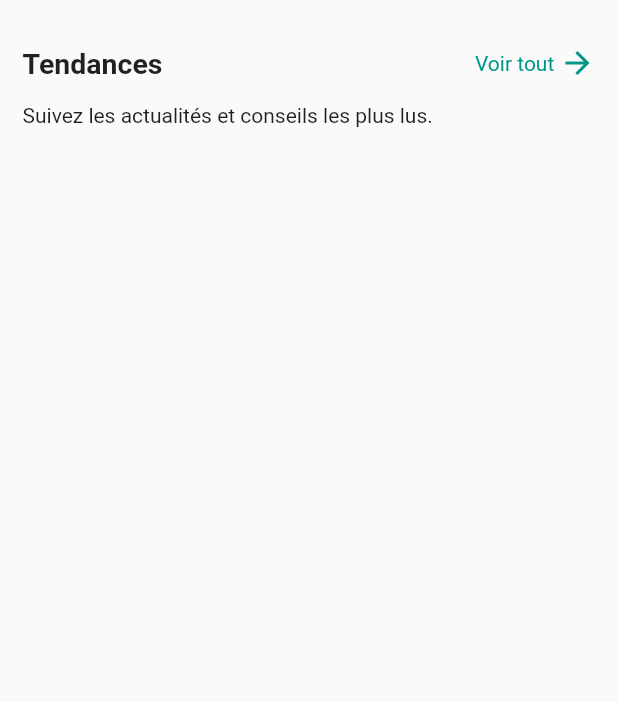
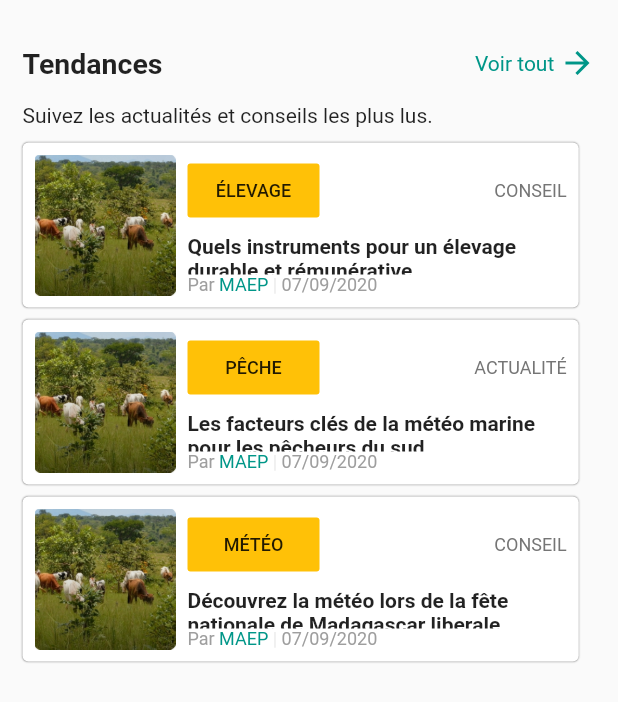
Before and after one commit to RahToky/flutter-giz, a Flutter app: the TrendSection widget shown alone on an empty page, opened directly, on a phone screen of 412 x 824 dp. Shown: the top 702 px of the screen. Run offline on Flutter 3.47's test engine with Material 2 defaults, Android fonts, the phone set to English and light mode, and no system bars; missing offline and left inert: dart:html.

Commit message:
add trend list

```diff
--- a/lib/page/previsions/previsions_page.dart
+++ b/lib/page/previsions/previsions_page.dart
@@ -1,5 +1,8 @@
+import 'dart:html';
+
 import 'package:flutter/material.dart';
 import 'package:flutter/widgets.dart';
+import 'package:giz/const/strings.dart';
 import 'package:giz/page/previsions/sections/actuality_section.dart';
 import 'package:giz/page/previsions/sections/top_advice_section.dart';
 import 'package:giz/page/previsions/sections/trend_section.dart';
@@ -10,6 +13,7 @@ import 'sections/search_section.dart';
 class PrevisionPage extends StatelessWidget {
   @override
   Widget build(BuildContext context) {
+    Size size = MediaQuery.of(context).size;
     return SingleChildScrollView(
       child: Column(
         children: [
@@ -18,7 +22,9 @@ class PrevisionPage extends StatelessWidget {
           ActualitySection(),
           TopAdviceSection(),
           TrendSection(),
-          SizedBox(height: 20,)
+          SizedBox(
+            height: 20,
+          )
         ],
       ),
     );
--- a/lib/page/previsions/sections/map_section.dart
+++ b/lib/page/previsions/sections/map_section.dart
@@ -1,3 +1,4 @@
+import 'package:flutter/cupertino.dart';
 import 'package:flutter/material.dart';
 
 class MapSection extends StatefulWidget {
@@ -36,6 +37,7 @@ class _MapSectionState extends State<MapSection> {
       height: (screenHeight * 0.62) + 40,
       child: Stack(
         children: [
+          //MAP IMAGE
           Positioned(
             child: Padding(
               padding:
@@ -53,6 +55,8 @@ class _MapSectionState extends State<MapSection> {
               ),
             ),
           ),
+
+          //DATE AND PAGE INDICATOR
           Positioned(
             left: 0,
             right: 0,
@@ -62,15 +66,19 @@ class _MapSectionState extends State<MapSection> {
               children: [_dateWidget(), SizedBox(height: 5), _pageIndicator()],
             )),
           ),
+
+          // MORNING AFTERNOON BUTTONS
           Positioned(
             top: 50,
             left: 18,
+            child: Container(
+              height: 80,
+              color: Colors.red,
               child: Column(
                 children: [
                   MaterialButton(
                     height: 30,
                     minWidth: 80,
-                  animationDuration: Duration(milliseconds: 400),
                     elevation: 0,
                     onPressed: () {},
                     child: Text('Matin', style: TextStyle(fontSize: 11)),
@@ -80,10 +88,10 @@ class _MapSectionState extends State<MapSection> {
                       borderRadius: BorderRadius.circular(4),
                     ),
                   ),
+                  Expanded(child: Container()),
                   MaterialButton(
                     height: 30,
                     minWidth: 80,
-                  animationDuration: Duration(milliseconds: 400),
                     elevation: 0,
                     onPressed: () {},
                     child: Text('Après-midi', style: TextStyle(fontSize: 11)),
@@ -96,33 +104,40 @@ class _MapSectionState extends State<MapSection> {
                   ),
                 ],
               ),
+            ),
+          ),
 
-
-          ),
+          //IC TERRESTRIAL
           Positioned(
-              top: 135,
+              top: 145,
               left: 15,
               child: Image.asset(
                 'assets/images/ic_terrestre.png',
                 width: 42,
               )),
+
+          // IC MARINE
           Positioned(
-              top: 180,
+              top: 190,
               left: 17,
               child: Image.asset(
                 'assets/images/ic_vague.png',
                 width: 36,
               )),
+
+          //IC ALERT
           Positioned(
             top: 10,
-              right: -4,
+            right: 0,
             child: AnimatedContainer(
               width: _isErrorShown ? 220 : 40,
               height: 32,
               duration: Duration(milliseconds: 400),
               decoration: BoxDecoration(
                   color: Colors.red,
-                      borderRadius: BorderRadius.circular(5)),
+                  borderRadius: BorderRadius.only(
+                      topLeft: Radius.circular(6),
+                      bottomLeft: Radius.circular(6))),
               child: Row(
                 children: [
                   IconButton(
@@ -134,10 +149,15 @@ class _MapSectionState extends State<MapSection> {
                     color: Colors.white,
                     padding: EdgeInsets.only(bottom: 2),
                   ),
-                      Text("Il pleut, restez chez vous!",
-                          style: TextStyle(color: Colors.white, fontSize: 12))
+                  Flexible(
+                    child: Text("Il pleut, restez chez vous!",
+                        softWrap: false,
+                        style: TextStyle(color: Colors.white, fontSize: 12)),
+                  )
                 ],
-                  ))),
+              ),
+            ),
+          ),
         ],
       ),
     );
--- a/lib/page/previsions/sections/trend_section.dart
+++ b/lib/page/previsions/sections/trend_section.dart
@@ -1,12 +1,24 @@
+import 'package:flutter/cupertino.dart';
 import 'package:flutter/material.dart';
 import 'package:giz/const/strings.dart';
 
 class TrendSection extends StatelessWidget {
+
+  final trends = [
+    {"category":"ÉLEVAGE","subtitle":"CONSEIL","title":"Quels instruments pour un élevage durable et rémunérative"},
+    {"category":"PÊCHE","subtitle":"ACTUALITÉ","title":"Les facteurs clés de la météo marine pour les pêcheurs du sud"},
+    {"category":"MÉTÉO","subtitle":"CONSEIL","title":"Découvrez la météo lors de la fête nationale de Madagascar liberale"}
+  ];
+
+
   @override
   Widget build(BuildContext context) {
     final primaryColor = Theme.of(context).primaryColor;
+    Size size = MediaQuery.of(context).size;
     return Column(children: [
-      SizedBox(height: 30,),
+      SizedBox(
+        height: 30,
+      ),
       Container(
         alignment: Alignment.topLeft,
         padding: EdgeInsets.only(left: 15, right: 15),
@@ -30,10 +42,80 @@ class TrendSection extends StatelessWidget {
             ),
             SizedBox(height: 15),
             Text(Strings.FOLLOW_ACTU_ADVICES),
-
+            SizedBox(height: 10),
+            Column(
+              children: trends.map((trend){
+                return _trendWidget(size, trend['title'], trend['subtitle'], trend['category']);
+              }).toList(),
+            )
           ],
         ),
       ),
     ]);
   }
 }
+
+Widget _trendWidget(Size size, title, subtitle, category) => Padding(
+  padding: const EdgeInsets.only(bottom: 8),
+  child:   Container(
+    height: 110,
+    width: size.width * 0.9,
+    decoration: BoxDecoration(
+      color: Colors.white,
+      borderRadius: BorderRadius.circular(4),
+      boxShadow: [
+        BoxShadow(color: Colors.grey, blurRadius: 0.2, spreadRadius: 0.01),
+      ],
+    ),
+    child: Padding(
+      padding: EdgeInsets.all(8),
+      child: Row(
+        children: [
+          Image.asset('assets/images/trend_1.png'),
+          SizedBox(
+            width: 8,
+          ),
+          Expanded(
+            child: Column(
+              crossAxisAlignment: CrossAxisAlignment.start,
+              children: [
+                Row(
+                  mainAxisAlignment: MainAxisAlignment.spaceBetween,
+                  children: [
+                    MaterialButton(
+                      onPressed: () {},
+                      child: Text(category,style: TextStyle(fontSize: 12)),
+                      elevation: 0,
+                      color: Colors.amber,
+                    ),
+                    Text(subtitle,style: TextStyle(fontSize: 12,color: Colors.grey[600]))
+                  ],
+                ),
+                Expanded(
+                  child: Container(
+                    margin: EdgeInsets.only(top: 5),
+                    child: Text(title,
+                      overflow: TextOverflow.ellipsis,
+                      maxLines: 2,
+                      style: TextStyle(
+                        fontWeight: FontWeight.bold,
+                      ),
+                    ),
+                  ),
+                ),
+                Row(
+                  children: [
+                    Text('Par ',style: TextStyle(color:Colors.grey,fontSize: 12)),
+                    Text('MAEP',style: TextStyle(color:Colors.teal,fontSize: 12)),
+                    Text(' | ',style: TextStyle(color:Colors.grey[200],fontSize: 12)),
+                    Text('07/09/2020',style: TextStyle(color:Colors.grey,fontSize: 12)),
+                  ],
+                ),
+              ],
+            ),
+          ),
+        ],
+      ),
+    ),
+  ),
+);
```
Also changed, not shown: assets/images/trend_1.png (added), assets/images/trend_2.png (added), assets/images/trend_3.png (added). Lines whose indentation alone changed are shown as unchanged.
